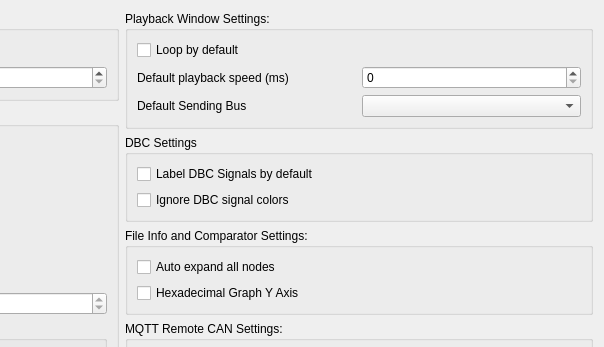
The window that ui/mainsettingsdialog.ui (collin80/SavvyCAN) describes before a commit, drawn with Qt 5; both pictures show x 361 to 965 and y 0 to 347 of the 965 by 852 pixel window.
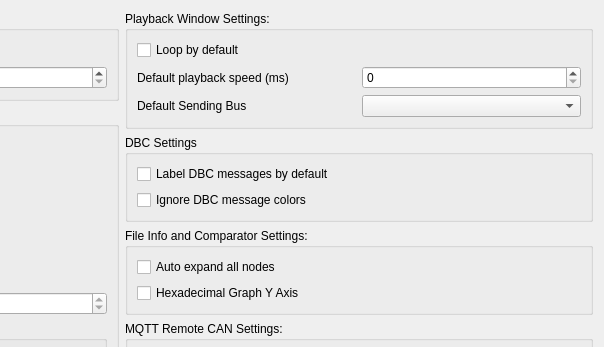
The same window after the commit.

Commit message: Fix inaccurate wording in preferences window

The edit to the form file:
```diff
--- a/ui/mainsettingsdialog.ui
+++ b/ui/mainsettingsdialog.ui
@@ -355,14 +355,14 @@
         <item>
          <widget class="QCheckBox" name="cbFilterLabeling">
           <property name="text">
-           <string>Label DBC Signals by default</string>
+           <string>Label DBC messages by default</string>
           </property>
          </widget>
         </item>
         <item>
          <widget class="QCheckBox" name="cbIgnoreDBCColors">
           <property name="text">
-           <string>Ignore DBC signal colors</string>
+           <string>Ignore DBC message colors</string>
           </property>
          </widget>
         </item>
```
